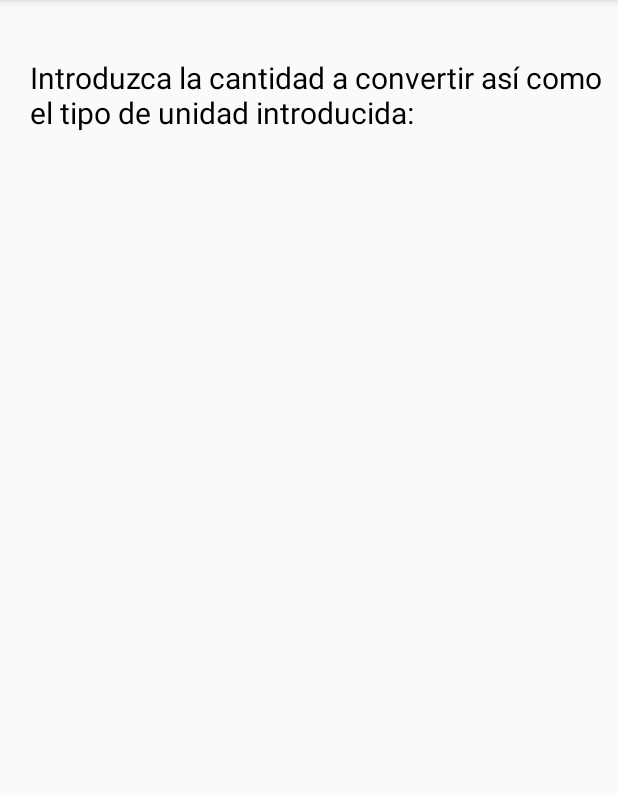
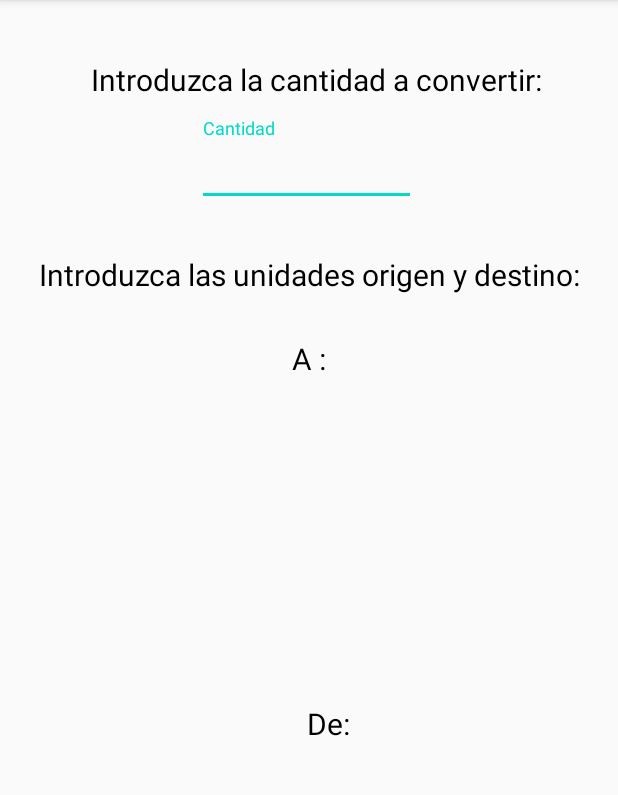
Before and after one commit to aarenzanac/Conversor_de_Bytes, an Android app: the screen it shows after launch (MainActivity), on a phone screen of 412 x 824 dp, the part 84-879 px from its top. Run offline under Robolectric (Android 15) with nearby library versions, the light colour scheme and no system bars.

Commit message:
Continuo con la interfaz gráfica

```diff
--- a/app/src/main/res/layout/activity_main.xml
+++ b/app/src/main/res/layout/activity_main.xml
@@ -7,38 +7,84 @@
     tools:context=".MainActivity">
 
     <TextView
-        android:id="@+id/textViewTitulo"
+        android:id="@+id/textViewCantidad"
         android:layout_width="wrap_content"
         android:layout_height="wrap_content"
-        android:text="Introduzca la cantidad a convertir así como el tipo de unidad introducida:"
+        android:paddingLeft="20dp"
+        android:paddingRight="10dp"
+        android:text="Introduzca la cantidad a convertir:"
         android:textColor="@android:color/background_dark"
         android:textSize="20sp"
-        android:paddingLeft="20dp"
-        android:paddingRight="10dp"
         app:layout_constraintBottom_toBottomOf="parent"
-        app:layout_constraintHorizontal_bias="0.142"
         app:layout_constraintLeft_toLeftOf="parent"
         app:layout_constraintRight_toRightOf="parent"
         app:layout_constraintTop_toTopOf="parent"
         app:layout_constraintVertical_bias="0.053" />
 
         <com.google.android.material.textfield.TextInputLayout
-        app:layout_constraintStart_toStartOf="parent"
-        app:layout_constraintEnd_toEndOf="@id/textInputLayout"
-        android:id="@+id/textInputLayout"
+            android:id="@+id/textInputLayoutCantidad"
             android:layout_width="409dp"
             android:layout_height="wrap_content"
-        app:layout_constraintTop_toBottomOf="@+id/textViewTitulo"
-        tools:layout_editor_absoluteX="1dp">
+            android:layout_marginTop="12dp"
+            app:layout_constraintEnd_toEndOf="@id/textInputLayoutCantidad"
+            android:gravity="center_horizontal"
+            app:layout_constraintHorizontal_bias="0.0"
+            app:layout_constraintStart_toStartOf="parent"
+            app:layout_constraintTop_toBottomOf="@+id/textViewCantidad">
 
             <com.google.android.material.textfield.TextInputEditText
                 android:id="@+id/textInputCantidad"
                 android:layout_width="146dp"
                 android:layout_height="48dp"
                 android:hint="Cantidad"
-            android:inputType="numberDecimal"/>
-
-
+                android:inputType="numberDecimal" />
     </com.google.android.material.textfield.TextInputLayout>
 
+    <TextView
+        android:id="@+id/textViewUnidades"
+        android:layout_width="wrap_content"
+        android:layout_height="wrap_content"
+        android:gravity="center"
+        android:text="Introduzca las unidades origen y destino:"
+        android:textColor="@android:color/background_dark"
+        android:textSize="20sp"
+        app:layout_constraintBottom_toBottomOf="parent"
+        app:layout_constraintEnd_toEndOf="parent"
+        app:layout_constraintLeft_toLeftOf="parent"
+        app:layout_constraintRight_toRightOf="parent"
+        app:layout_constraintStart_toStartOf="parent"
+        app:layout_constraintTop_toBottomOf="@+id/textInputLayoutCantidad"
+        app:layout_constraintVertical_bias="0.053" />
+
+    <TextView
+        android:id="@+id/textViewUnidadesOrigen"
+        android:layout_width="wrap_content"
+        android:layout_height="wrap_content"
+        android:gravity="left"
+        android:text="De:"
+        android:textColor="@android:color/background_dark"
+        android:textSize="20sp"
+        app:layout_constraintBottom_toBottomOf="parent"
+        app:layout_constraintEnd_toEndOf="parent"
+        app:layout_constraintLeft_toLeftOf="parent"
+        app:layout_constraintRight_toRightOf="parent"
+        app:layout_constraintStart_toStartOf="@id/textViewUnidades"
+        app:layout_constraintTop_toBottomOf="@+id/textViewUnidades"/>
+
+    <TextView
+        android:id="@+id/textViewUnidadesDestino"
+        android:layout_width="wrap_content"
+        android:layout_height="wrap_content"
+        android:gravity="center"
+        android:text="A :"
+        android:textColor="@android:color/background_dark"
+        android:textSize="20sp"
+        app:layout_constraintBottom_toBottomOf="parent"
+        app:layout_constraintEnd_toEndOf="parent"
+        app:layout_constraintLeft_toLeftOf="parent"
+        app:layout_constraintRight_toRightOf="parent"
+        app:layout_constraintStart_toStartOf="parent"
+        app:layout_constraintTop_toBottomOf="@+id/textViewUnidades"
+        app:layout_constraintVertical_bias="0.053" />
+
 </androidx.constraintlayout.widget.ConstraintLayout>
```
Lines whose indentation alone changed are shown as unchanged.
